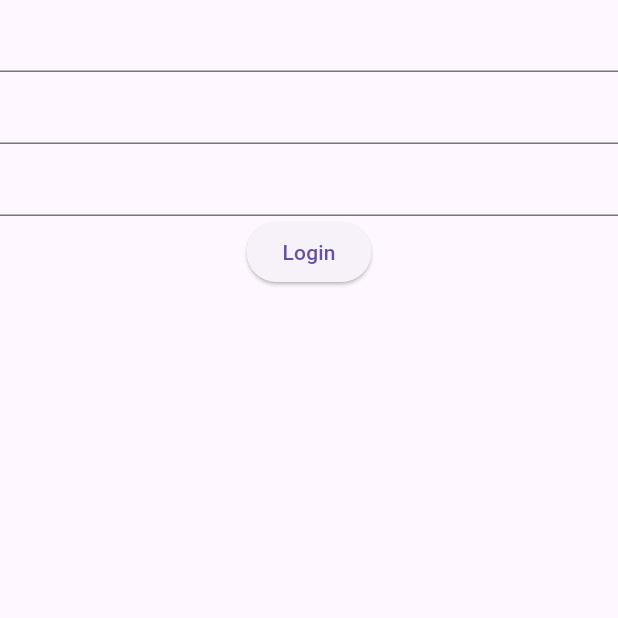
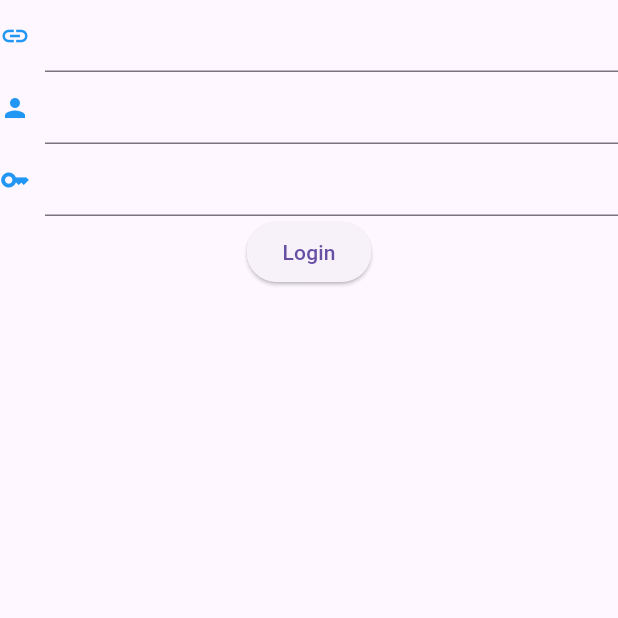
Before and after one commit to ad-on-is/fluxy, a Flutter app: the screen it shows after launch, on a phone screen of 412 x 824 dp, the top half of it. Run offline on Flutter 3.47's test engine with Material 3 defaults, Android fonts, the phone set to English and light mode, and no system bars; our stand-ins replace cached_network_image, dio, flutter_hooks, fpdart, hive, hive_flutter and 3 more; accounts and stored records are empty.

Commit message:
feat: changes

```diff
--- a/lib/main.dart
+++ b/lib/main.dart
@@ -98,7 +98,7 @@ class App extends HookConsumerWidget {
       ),
       bottomNavigationBar: BottomAppBar(
         padding: EdgeInsets.zero,
-        height: 50,
+        height: 60,
         color: Colors.black,
         child: Row(
           mainAxisAlignment: MainAxisAlignment.spaceAround,
--- a/lib/ui/login_form.dart
+++ b/lib/ui/login_form.dart
@@ -18,14 +18,50 @@ class LoginForm extends HookConsumerWidget {
       passController.text = value.pass;
     });
     return Column(children: [
-      TextField(
-        controller: urlController,
+      Row(
+        children: [
+          const Icon(
+            Icons.link,
+            size: 20,
+            color: Colors.blue,
+          ),
+          const SizedBox(width: 10),
+          Flexible(
+            child: TextField(
+              controller: urlController,
+            ),
+          )
+        ],
       ),
-      TextField(
-        controller: userController,
+      Row(
+        children: [
+          const Icon(
+            Icons.person,
+            size: 20,
+            color: Colors.blue,
+          ),
+          const SizedBox(width: 10),
+          Flexible(
+            child: TextField(
+              controller: userController,
+            ),
+          )
+        ],
       ),
-      TextField(
-        controller: passController,
+      Row(
+        children: [
+          const Icon(
+            Icons.key,
+            size: 20,
+            color: Colors.blue,
+          ),
+          const SizedBox(width: 10),
+          Flexible(
+            child: TextField(
+              controller: passController,
+            ),
+          )
+        ],
       ),
       ElevatedButton(
           onPressed: () async {
```
Also changed, not shown: lib/data/entities.dart (+22 -0 lines), lib/data/entries.dart (+8 -0 lines), lib/data/miniflux.dart (+9 -3 lines), lib/data/storage.dart (+36 -3 lines), lib/pages/settings.dart (+92 -4 lines).
